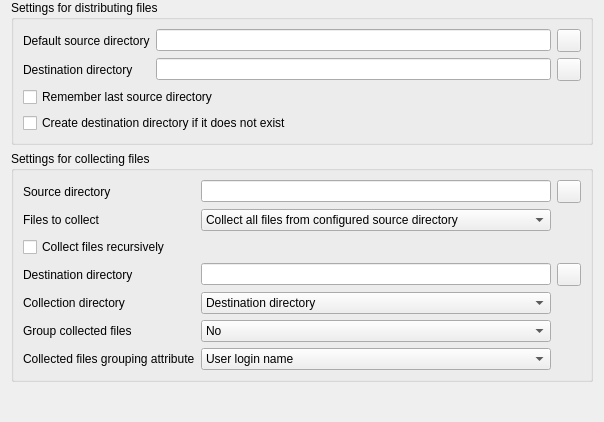
First picture: the form in plugins/filetransfer/FileTransferConfigurationPage.ui, repository veyon/veyon, before the edit.
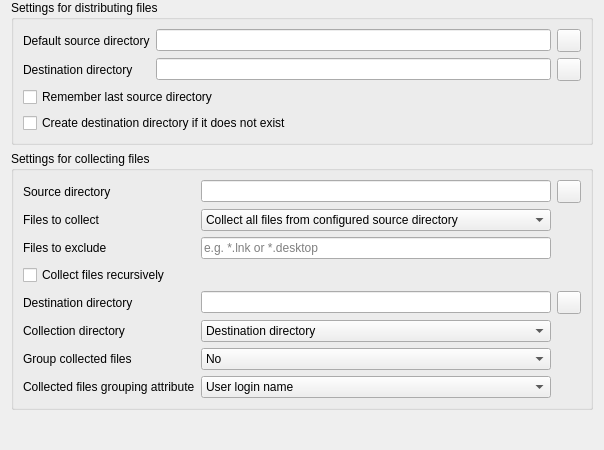
Second picture: the form after the edit. Icons and pictures are not drawn.

Commit message: FileTransfer: add option to exclude files from being collecting

```diff
--- a/plugins/filetransfer/FileTransferConfigurationPage.ui
+++ b/plugins/filetransfer/FileTransferConfigurationPage.ui
@@ -81,9 +81,6 @@
       <string>Settings for collecting files</string>
      </property>
      <layout class="QGridLayout" name="gridLayout_2">
-      <item row="3" column="1">
-       <widget class="QLineEdit" name="collectedFilesDestinationDirectory"/>
-      </item>
       <item row="0" column="0">
        <widget class="QLabel" name="label_8">
         <property name="text">
@@ -91,67 +88,39 @@
         </property>
        </widget>
       </item>
+      <item row="4" column="2">
+       <widget class="QToolButton" name="browseCollectedFilesDestinationDirectory">
+        <property name="icon">
+         <iconset resource="../../core/resources/core.qrc">
+          <normaloff>:/core/document-open.png</normaloff>:/core/document-open.png</iconset>
+        </property>
+       </widget>
+      </item>
+      <item row="7" column="1">
+       <widget class="QComboBox" name="collectedFilesGroupingAttribute">
+        <property name="currentIndex">
+         <number>0</number>
+        </property>
+        <item>
+         <property name="text">
+          <string>User login name</string>
+         </property>
+        </item>
+        <item>
+         <property name="text">
+          <string>Full name of user</string>
+         </property>
+        </item>
+        <item>
+         <property name="text">
+          <string>Device name</string>
+         </property>
+        </item>
+       </widget>
+      </item>
       <item row="0" column="1">
        <widget class="QLineEdit" name="filesToCollectSourceDirectory"/>
       </item>
-      <item row="0" column="2">
-       <widget class="QToolButton" name="browseFilesToCollectSourceDirectory">
-        <property name="icon">
-         <iconset resource="../../core/resources/core.qrc">
-          <normaloff>:/core/document-open.png</normaloff>:/core/document-open.png</iconset>
-        </property>
-       </widget>
-      </item>
-      <item row="5" column="1">
-       <widget class="QComboBox" name="collectedFilesGroupingMode">
-        <property name="currentIndex">
-         <number>0</number>
-        </property>
-        <item>
-         <property name="text">
-          <string>No</string>
-         </property>
-        </item>
-        <item>
-         <property name="text">
-          <string>Prefix filenames with grouping attribute</string>
-         </property>
-        </item>
-        <item>
-         <property name="text">
-          <string>Store files in subdirectories based on the grouping attribute</string>
-         </property>
-        </item>
-       </widget>
-      </item>
-      <item row="5" column="0">
-       <widget class="QLabel" name="label_6">
-        <property name="text">
-         <string>Group collected files</string>
-        </property>
-       </widget>
-      </item>
-      <item row="4" column="0">
-       <widget class="QLabel" name="label_7">
-        <property name="text">
-         <string>Collection directory</string>
-        </property>
-       </widget>
-      </item>
-      <item row="3" column="0">
-       <widget class="QLabel" name="label_4">
-        <property name="text">
-         <string>Destination directory</string>
-        </property>
-       </widget>
-      </item>
-      <item row="1" column="0">
-       <widget class="QLabel" name="collectingModeLabel">
-        <property name="text">
-         <string>Files to collect</string>
-        </property>
-       </widget>
-      </item>
       <item row="1" column="1">
        <widget class="QComboBox" name="collectingMode">
         <property name="minimumSize">
@@ -177,15 +146,42 @@
         </item>
        </widget>
       </item>
-      <item row="3" column="2">
-       <widget class="QToolButton" name="browseCollectedFilesDestinationDirectory">
-        <property name="icon">
-         <iconset resource="../../core/resources/core.qrc">
-          <normaloff>:/core/document-open.png</normaloff>:/core/document-open.png</iconset>
+      <item row="7" column="0">
+       <widget class="QLabel" name="label_9">
+        <property name="text">
+         <string>Collected files grouping attribute</string>
         </property>
        </widget>
       </item>
-      <item row="4" column="1">
+      <item row="4" column="0">
+       <widget class="QLabel" name="label_4">
+        <property name="text">
+         <string>Destination directory</string>
+        </property>
+       </widget>
+      </item>
+      <item row="5" column="0">
+       <widget class="QLabel" name="label_7">
+        <property name="text">
+         <string>Collection directory</string>
+        </property>
+       </widget>
+      </item>
+      <item row="6" column="0">
+       <widget class="QLabel" name="label_6">
+        <property name="text">
+         <string>Group collected files</string>
+        </property>
+       </widget>
+      </item>
+      <item row="3" column="0" colspan="2">
+       <widget class="QCheckBox" name="collectFilesRecursively">
+        <property name="text">
+         <string>Collect files recursively</string>
+        </property>
+       </widget>
+      </item>
+      <item row="5" column="1">
        <widget class="QComboBox" name="collectionDirectory">
         <item>
          <property name="text">
@@ -204,39 +200,57 @@
         </item>
        </widget>
       </item>
-      <item row="2" column="0" colspan="2">
-       <widget class="QCheckBox" name="collectFilesRecursively">
-        <property name="text">
-         <string>Collect files recursively</string>
-        </property>
-       </widget>
-      </item>
       <item row="6" column="1">
-       <widget class="QComboBox" name="collectedFilesGroupingAttribute">
+       <widget class="QComboBox" name="collectedFilesGroupingMode">
         <property name="currentIndex">
          <number>0</number>
         </property>
         <item>
          <property name="text">
-          <string>User login name</string>
+          <string>No</string>
          </property>
         </item>
         <item>
          <property name="text">
-          <string>Full name of user</string>
+          <string>Prefix filenames with grouping attribute</string>
          </property>
         </item>
         <item>
          <property name="text">
-          <string>Device name</string>
+          <string>Store files in subdirectories based on the grouping attribute</string>
          </property>
         </item>
        </widget>
       </item>
-      <item row="6" column="0">
-       <widget class="QLabel" name="label_9">
+      <item row="1" column="0">
+       <widget class="QLabel" name="collectingModeLabel">
         <property name="text">
-         <string>Collected files grouping attribute</string>
+         <string>Files to collect</string>
+        </property>
+       </widget>
+      </item>
+      <item row="4" column="1">
+       <widget class="QLineEdit" name="collectedFilesDestinationDirectory"/>
+      </item>
+      <item row="0" column="2">
+       <widget class="QToolButton" name="browseFilesToCollectSourceDirectory">
+        <property name="icon">
+         <iconset resource="../../core/resources/core.qrc">
+          <normaloff>:/core/document-open.png</normaloff>:/core/document-open.png</iconset>
+        </property>
+       </widget>
+      </item>
+      <item row="2" column="0">
+       <widget class="QLabel" name="filesToExcludeFromCollectingLabel">
+        <property name="text">
+         <string>Files to exclude</string>
+        </property>
+       </widget>
+      </item>
+      <item row="2" column="1">
+       <widget class="QLineEdit" name="filesToExcludeFromCollecting">
+        <property name="placeholderText">
+         <string>e.g. *.lnk or *.desktop</string>
         </property>
        </widget>
       </item>
```
Left out of the diff: 1 changed line with no effect on the pictures. The commit also changes 3 other files.
